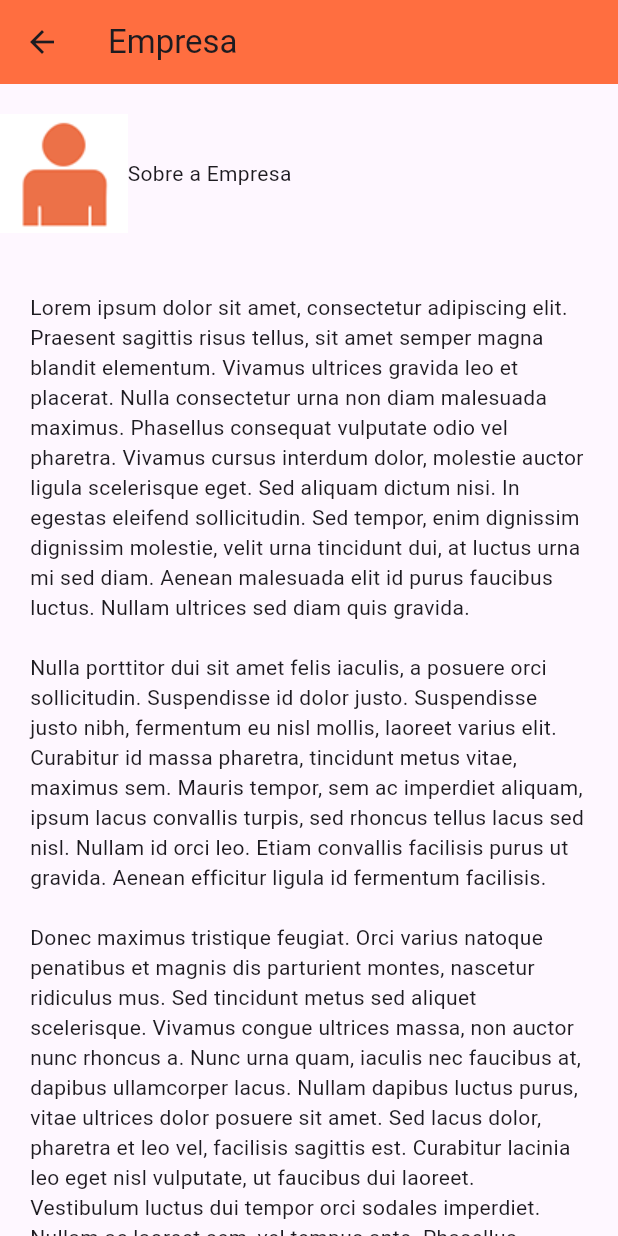
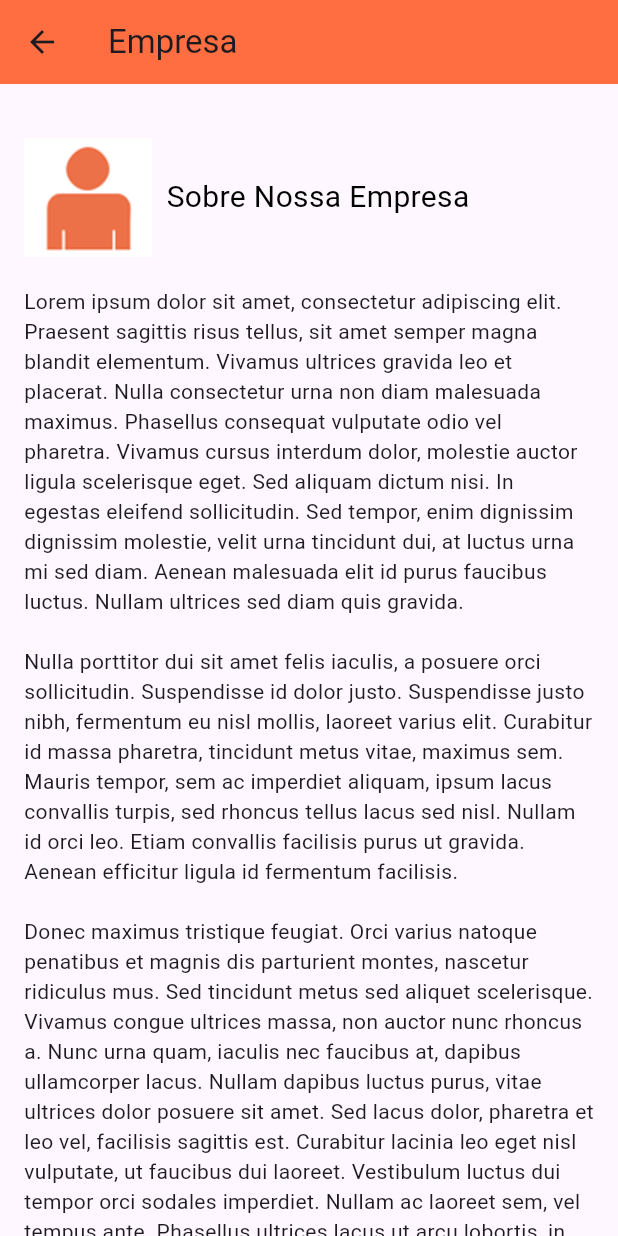
Before and after one commit to DoRenato/atm_consultoria, a Flutter app: the TelaEmpresa screen opened directly, on a phone screen of 412 x 824 dp. Run offline on Flutter 3.47's test engine with Material 3 defaults, Android fonts, the phone set to English and light mode, and no system bars.

Commit message:
Create TelaServico.dart

```diff
--- a/lib/TelaEmpresa.dart
+++ b/lib/TelaEmpresa.dart
@@ -16,6 +16,8 @@
         backgroundColor: Colors.deepOrangeAccent,
       ),
       body: SingleChildScrollView(
+        child: Container(
+          padding: EdgeInsets.all(16),
           child: Column(
             children: [
               Padding(
@@ -23,13 +25,20 @@
                   child: Row(
                     children: [
                       Image.asset('images/detalhe_empresa.png'),
-                    Text("Sobre a Empresa")
+                      Padding(
+                        padding: EdgeInsets.only(left: 10),
+                        child: Text(
+                          "Sobre Nossa Empresa",
+                          style: TextStyle(
+                              fontSize: 20,
+                              color: Colors.black
+                          ),
+                        ),
+                      )
                     ],
                   )
               ),
-            Padding(
-              padding: EdgeInsets.all(20),
-              child: Text("""
+              Text("""
 Lorem ipsum dolor sit amet, consectetur adipiscing elit. Praesent sagittis risus tellus, sit amet semper magna blandit elementum. Vivamus ultrices gravida leo et placerat. Nulla consectetur urna non diam malesuada maximus. Phasellus consequat vulputate odio vel pharetra. Vivamus cursus interdum dolor, molestie auctor ligula scelerisque eget. Sed aliquam dictum nisi. In egestas eleifend sollicitudin. Sed tempor, enim dignissim dignissim molestie, velit urna tincidunt dui, at luctus urna mi sed diam. Aenean malesuada elit id purus faucibus luctus. Nullam ultrices sed diam quis gravida.
 
 Nulla porttitor dui sit amet felis iaculis, a posuere orci sollicitudin. Suspendisse id dolor justo. Suspendisse justo nibh, fermentum eu nisl mollis, laoreet varius elit. Curabitur id massa pharetra, tincidunt metus vitae, maximus sem. Mauris tempor, sem ac imperdiet aliquam, ipsum lacus convallis turpis, sed rhoncus tellus lacus sed nisl. Nullam id orci leo. Etiam convallis facilisis purus ut gravida. Aenean efficitur ligula id fermentum facilisis.
@@ -41,8 +50,8 @@
 Fusce eu rutrum justo. Ut aliquam erat in purus malesuada, vel convallis nulla maximus. Fusce ac mollis ex. Sed cursus enim ut consequat suscipit. Etiam id mauris eu libero placerat ornare. In molestie porta vehicula. Aliquam erat volutpat. Praesent scelerisque elit lobortis nunc bibendum sollicitudin. Integer lacus massa, bibendum tempor porttitor quis, vestibulum et libero. Donec vehicula semper accumsan.
                 """
               ),
-            ),
             ],
+          )
         )
       )
     );
```
Also changed, not shown: lib/TelaServico.dart (added, +52 -0 lines). Lines whose indentation alone changed are shown as unchanged.
